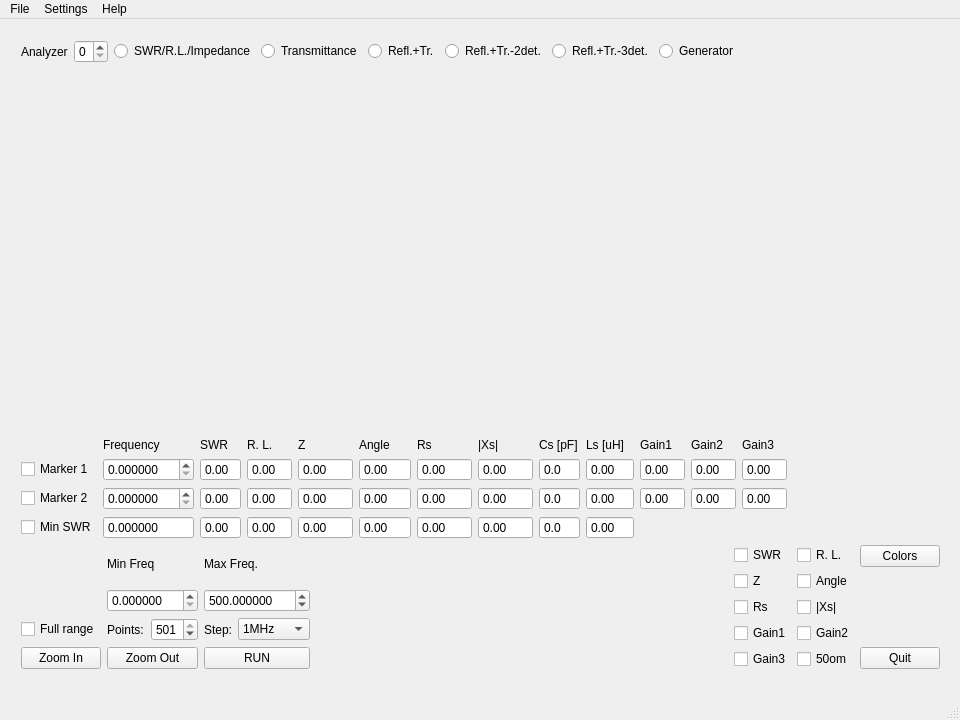
Above: mainwindow.ui from wkazubski/qVNAmax before the change. Below: the same form after it.
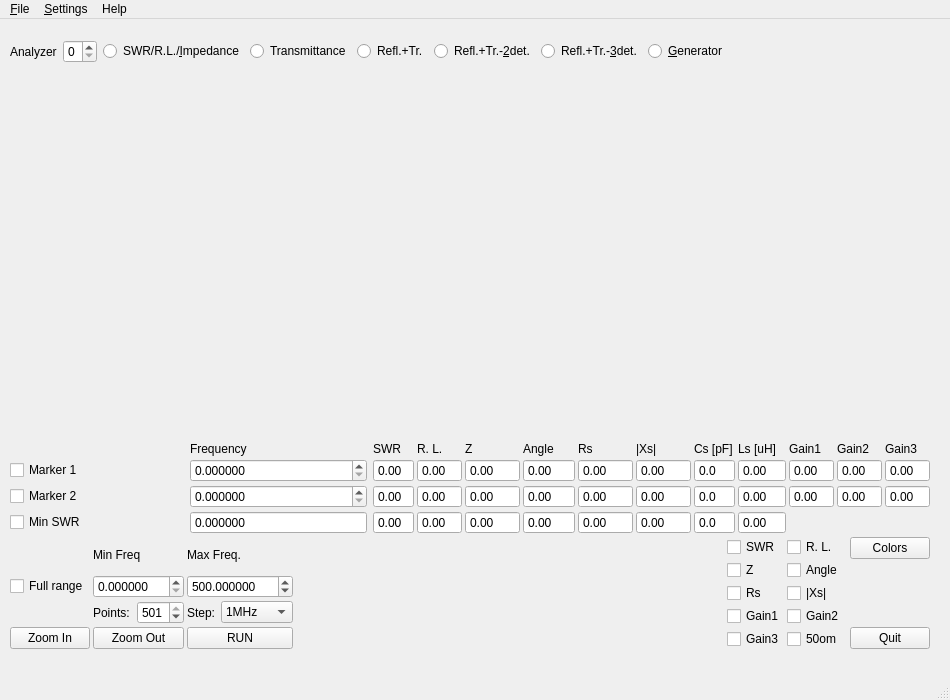
That is the form after the change. Custom widgets are drawn as their Qt base class.

```diff
--- a/mainwindow.ui
+++ b/mainwindow.ui
@@ -6,24 +6,51 @@
    <rect>
     <x>0</x>
     <y>0</y>
-    <width>960</width>
-    <height>720</height>
+    <width>950</width>
+    <height>700</height>
    </rect>
   </property>
+  <property name="sizePolicy">
+   <sizepolicy hsizetype="MinimumExpanding" vsizetype="MinimumExpanding">
+    <horstretch>1</horstretch>
+    <verstretch>1</verstretch>
+   </sizepolicy>
+  </property>
+  <property name="minimumSize">
+   <size>
+    <width>750</width>
+    <height>550</height>
+   </size>
+  </property>
   <property name="windowTitle">
    <string>qVNAmax</string>
   </property>
   <widget class="QWidget" name="centralWidget">
+   <property name="sizePolicy">
+    <sizepolicy hsizetype="Expanding" vsizetype="Expanding">
+     <horstretch>1</horstretch>
+     <verstretch>1</verstretch>
+    </sizepolicy>
+   </property>
    <widget class="QWidget" name="verticalLayoutWidget">
     <property name="geometry">
      <rect>
       <x>10</x>
       <y>10</y>
-      <width>941</width>
-      <height>651</height>
+      <width>931</width>
+      <height>631</height>
      </rect>
     </property>
     <layout class="QVBoxLayout" name="verticalLayout">
+     <property name="spacing">
+      <number>3</number>
+     </property>
+     <property name="sizeConstraint">
+      <enum>QLayout::SetDefaultConstraint</enum>
+     </property>
+     <property name="leftMargin">
+      <number>0</number>
+     </property>
      <item>
       <layout class="QHBoxLayout" name="horizontalLayout_3">
        <item>
@@ -49,7 +76,7 @@
        <item>
         <widget class="QRadioButton" name="ImpedanceRadioButton">
          <property name="text">
-          <string>SWR/R.L./Impedance</string>
+          <string>SWR/R.L./&amp;Impedance</string>
          </property>
          <attribute name="buttonGroup">
           <string notr="true">FunctionButtonGroup</string>
@@ -79,7 +106,7 @@
        <item>
         <widget class="QRadioButton" name="TR2RadioButton">
          <property name="text">
-          <string>Refl.+Tr.-2det.</string>
+          <string>Refl.+Tr.-&amp;2det.</string>
          </property>
          <attribute name="buttonGroup">
           <string notr="true">FunctionButtonGroup</string>
@@ -89,7 +116,7 @@
        <item>
         <widget class="QRadioButton" name="TR3RadioButton">
          <property name="text">
-          <string>Refl.+Tr.-3det.</string>
+          <string>Refl.+Tr.-&amp;3det.</string>
          </property>
          <attribute name="buttonGroup">
           <string notr="true">FunctionButtonGroup</string>
@@ -99,7 +126,7 @@
        <item>
         <widget class="QRadioButton" name="GeneratorRadioButton">
          <property name="text">
-          <string>Generator</string>
+          <string>&amp;Generator</string>
          </property>
          <attribute name="buttonGroup">
           <string notr="true">FunctionButtonGroup</string>
@@ -125,32 +152,35 @@
       <widget class="QWidget" name="MainWidget" native="true">
        <property name="sizePolicy">
         <sizepolicy hsizetype="Preferred" vsizetype="Expanding">
-         <horstretch>0</horstretch>
-         <verstretch>0</verstretch>
+         <horstretch>1</horstretch>
+         <verstretch>1</verstretch>
         </sizepolicy>
        </property>
        <widget class="QwtPlot" name="MainQwtPlot">
         <property name="geometry">
          <rect>
-          <x>1</x>
-          <y>1</y>
-          <width>931</width>
-          <height>381</height>
+          <x>0</x>
+          <y>0</y>
+          <width>930</width>
+          <height>340</height>
          </rect>
         </property>
         <property name="sizePolicy">
-         <sizepolicy hsizetype="MinimumExpanding" vsizetype="Fixed">
-          <horstretch>0</horstretch>
-          <verstretch>0</verstretch>
+         <sizepolicy hsizetype="Expanding" vsizetype="Expanding">
+          <horstretch>1</horstretch>
+          <verstretch>1</verstretch>
          </sizepolicy>
         </property>
        </widget>
       </widget>
      </item>
      <item>
-      <layout class="QHBoxLayout" name="horizontalLayout">
+      <layout class="QHBoxLayout" name="horizontalLayout" stretch="0,0">
        <item>
         <layout class="QGridLayout" name="gridLayout">
+         <property name="spacing">
+          <number>3</number>
+         </property>
          <item row="2" column="2">
           <widget class="QDoubleSpinBox" name="Marker2DoubleSpinBox">
            <property name="decimals">
@@ -222,6 +252,9 @@
        </item>
        <item>
         <layout class="QGridLayout" name="gridLayout_2">
+         <property name="spacing">
+          <number>3</number>
+         </property>
          <item row="1" column="9">
           <widget class="QDoubleSpinBox" name="M1G2DoubleSpinBox">
            <property name="buttonSymbols">
@@ -643,25 +676,15 @@
          </item>
         </layout>
        </item>
-       <item>
-        <spacer name="horizontalSpacer">
-         <property name="orientation">
-          <enum>Qt::Horizontal</enum>
-         </property>
-         <property name="sizeHint" stdset="0">
-          <size>
-           <width>40</width>
-           <height>20</height>
-          </size>
-         </property>
-        </spacer>
-       </item>
       </layout>
      </item>
      <item>
       <layout class="QHBoxLayout" name="horizontalLayout_2">
        <item>
         <layout class="QGridLayout" name="gridLayout_3">
+         <property name="spacing">
+          <number>3</number>
+         </property>
          <item row="1" column="1">
           <widget class="QDoubleSpinBox" name="MinFrequencyDoubleSpinBox">
            <property name="decimals">
@@ -797,7 +820,7 @@
            </property>
           </widget>
          </item>
-         <item row="2" column="0">
+         <item row="1" column="0">
           <widget class="QCheckBox" name="FullRangeCheckBox">
            <property name="text">
             <string>Full range</string>
@@ -818,6 +841,9 @@
        </item>
        <item>
         <layout class="QGridLayout" name="gridLayout_4">
+         <property name="spacing">
+          <number>3</number>
+         </property>
          <item row="1" column="0">
           <widget class="QCheckBox" name="SWRcheckBox">
            <property name="text">
@@ -892,6 +918,9 @@
        </item>
        <item>
         <layout class="QVBoxLayout" name="verticalLayout_2">
+         <property name="spacing">
+          <number>3</number>
+         </property>
          <item>
           <widget class="QPushButton" name="LineConfigurePushButton">
            <property name="text">
@@ -925,13 +954,13 @@
     <rect>
      <x>0</x>
      <y>0</y>
-     <width>960</width>
-     <height>24</height>
+     <width>950</width>
+     <height>31</height>
     </rect>
    </property>
    <widget class="QMenu" name="menuFile">
     <property name="title">
-     <string>File</string>
+     <string>&amp;File</string>
     </property>
     <addaction name="actionOpen"/>
     <addaction name="actionSave"/>
@@ -953,7 +982,7 @@
    </widget>
    <widget class="QMenu" name="menuSettings">
     <property name="title">
-     <string>Settings</string>
+     <string>&amp;Settings</string>
     </property>
     <addaction name="actionComment"/>
     <addaction name="actionSetup"/>
```
Left out of the diff: 22 changed lines with no effect on the pictures.
